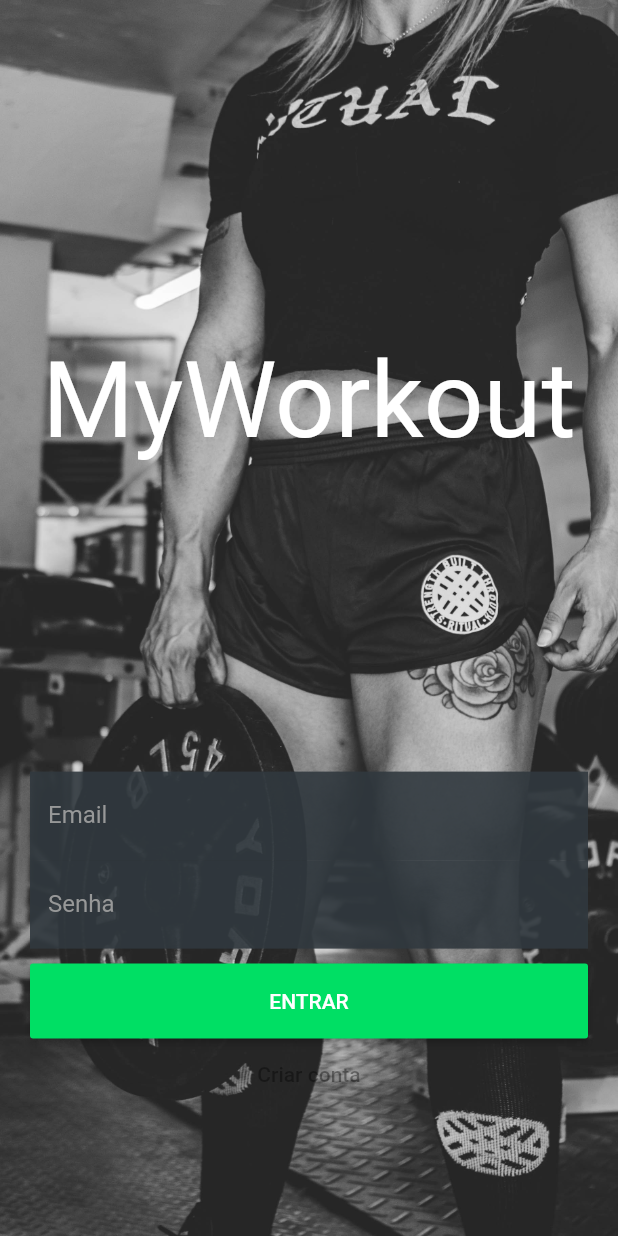
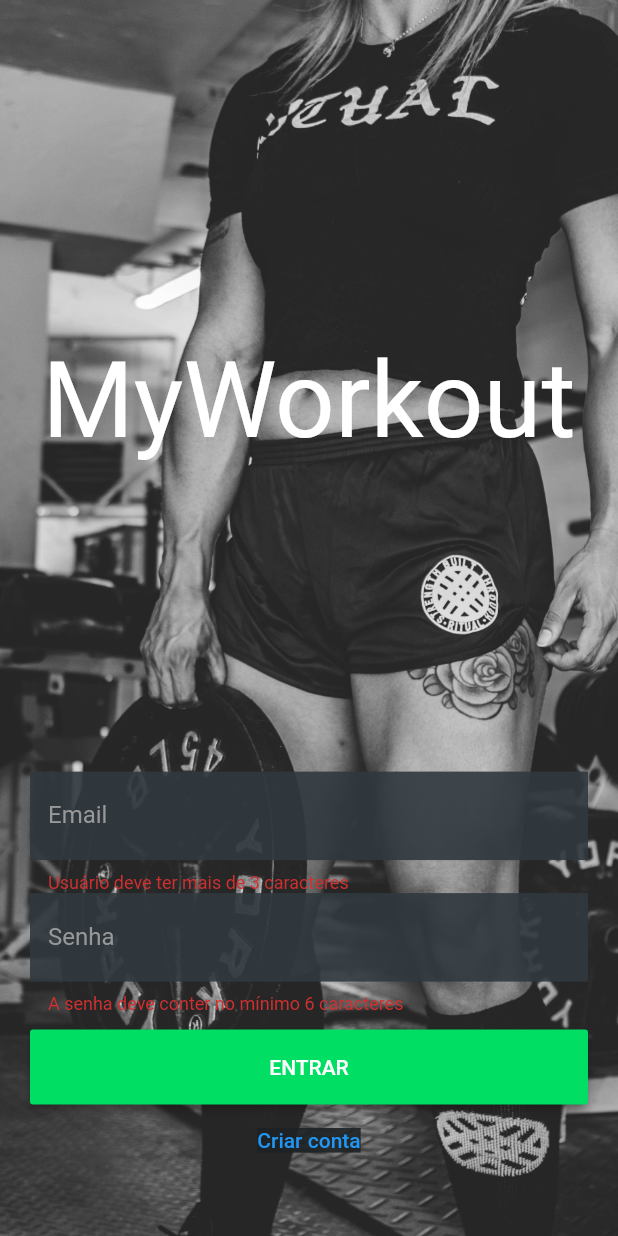
Before and after one commit to vitoralves/mwlab, a Flutter app: the screen it shows after launch, after a tap on "ENTRAR", on a phone screen of 412 x 824 dp. Run offline on Flutter 3.47's test engine with Material 2 defaults, Android fonts, the phone set to English and light mode, and no system bars; network calls fail.

Commit message:
app login

```diff
--- a/lib/main.dart
+++ b/lib/main.dart
@@ -1,7 +1,8 @@
 import 'package:flutter/material.dart';
-import 'package:my_workout/screens/login_screen.dart';
 import 'package:provider/provider.dart';
 
+import './providers/auth_provider.dart';
+import './screens/login_screen.dart';
 import './screens/home_screen.dart';
 
 import './providers/workout_provider.dart';
@@ -17,12 +18,18 @@ class MyApp extends StatelessWidget {
   Widget build(BuildContext context) {
     return MultiProvider(
       providers: [
-        Provider<WorkoutProvider>(
-          create: (_) => WorkoutProvider(),
+        ChangeNotifierProvider.value(value: AuthProvider()),
+        ChangeNotifierProxyProvider<AuthProvider, WorkoutProvider>(
+          create: (_) => WorkoutProvider('', ''),
+          update: (_, auth, workout) {
+            return WorkoutProvider(auth.token, auth.userId);
+          },
         ),
-        Provider<ExercisesProvider>(
-          create: (_) => ExercisesProvider(),
-        ),
+        ChangeNotifierProxyProvider<AuthProvider, ExercisesProvider>(
+            create: (_) => ExercisesProvider('', ''),
+            update: (_, auth, exercise) {
+              return ExercisesProvider(auth.token, auth.userId);
+            }),
       ],
       child: MaterialApp(
         title: 'My Workout',
@@ -59,7 +66,15 @@ class MyApp extends StatelessWidget {
           ),
         ),
         debugShowCheckedModeBanner: false,
-        home: LoginScreen(),
+        home: Consumer<AuthProvider>(
+          builder: (context, auth, _) {
+            if (auth.logedIn) {
+              return Home();
+            } else {
+              return LoginScreen();
+            }
+          },
+        ),
       ),
     );
   }
--- a/lib/providers/exercises_provider.dart
+++ b/lib/providers/exercises_provider.dart
@@ -5,6 +5,11 @@ import 'package:http/http.dart' as http;
 import '../models/exercise.dart';
 
 class ExercisesProvider with ChangeNotifier {
+  final String _token;
+  final String _userId;
+
+  ExercisesProvider(this._token, this._userId);
+
   final String url = 'https://mwlabdb.firebaseio.com/exercise';
   List<Exercise> exercises = [];
 
--- a/lib/providers/workout_provider.dart
+++ b/lib/providers/workout_provider.dart
@@ -6,8 +6,13 @@ import 'package:http/http.dart' as http;
 import '../models/Workout.dart';
 
 class WorkoutProvider with ChangeNotifier {
+  final String _token;
+  final String _userId;
+
   List<Workout> workouts = [];
   final url = 'https://mwlabdb.firebaseio.com/workout';
+
+  WorkoutProvider(this._token, this._userId);
 
   Future<void> add(Workout w) async {
     final response = await http.post(url + '.json',
--- a/lib/screens/login_screen.dart
+++ b/lib/screens/login_screen.dart
@@ -1,5 +1,7 @@
 import 'package:flutter/material.dart';
+import 'package:provider/provider.dart';
 
+import '../providers/auth_provider.dart';
 import '../utils/util.dart';
 
 class LoginScreen extends StatefulWidget {
@@ -8,16 +10,15 @@ class LoginScreen extends StatefulWidget {
 }
 
 class _LoginScreenState extends State<LoginScreen> {
-  @override
-  Widget build(BuildContext context) {
-    final _mediaQuery = MediaQuery.of(context);
   final _form = GlobalKey<FormState>();
   final _passwordFocus = FocusNode();
+  final _confirmPasswordFocus = FocusNode();
   final _util = Util();
-    final _user = {'email': '', 'password': ''};
+  final _user = {'email': '', 'password': '', 'confirmPassword': ''};
   bool _loading = false;
+  bool _login = true;
 
-    _save() {
+  _save() async {
     try {
       setState(() {
         _loading = true;
@@ -26,9 +27,34 @@ class _LoginScreenState extends State<LoginScreen> {
 
       if (valid) {
         _form.currentState.save();
+        if (_login) {
+          await Provider.of<AuthProvider>(context, listen: false).authenticate(
+              _user['email'], _user['password'], 'verifyPassword');
+        } else {
+          if (_user['password'] != _user['confirmPassword']) {
+            _showErrorDialog('As senhas devem ser iguais.');
+          } else {
+            await Provider.of<AuthProvider>(context, listen: false)
+                .authenticate(
+                    _user['email'], _user['password'], 'signupNewUser');
+          }
+        }
       }
     } catch (error) {
       print(error);
+      var errorMessage = 'Autenticação falhou';
+      if (error.toString().contains('EMAIL_EXISTS')) {
+        errorMessage = 'Email já cadastrado';
+      } else if (error.toString().contains('INVALID_EMAIL')) {
+        errorMessage = 'Email inválido';
+      } else if (error.toString().contains('WEAK_PASSWORD')) {
+        errorMessage = 'Senha muito fraca';
+      } else if (error.toString().contains('EMAIL_NOT_FOUND')) {
+        errorMessage = 'Email não encontrado';
+      } else if (error.toString().contains('INVALID_PASSWORD')) {
+        errorMessage = 'Senha inválida';
+      }
+      _showErrorDialog(errorMessage);
     } finally {
       setState(() {
         _loading = false;
@@ -36,6 +62,33 @@ class _LoginScreenState extends State<LoginScreen> {
     }
   }
 
+  void _showErrorDialog(String message) {
+    showDialog(
+      context: context,
+      builder: (ctx) => AlertDialog(
+        title: Text('Ocorreu uma falha'),
+        content: Text(message),
+        actions: <Widget>[
+          FlatButton(
+            child: Text('Ok'),
+            onPressed: () {
+              Navigator.of(ctx).pop();
+            },
+          )
+        ],
+      ),
+    );
+  }
+
+  _switchMode() {
+    setState(() {
+      _login = !_login;
+    });
+  }
+
+  @override
+  Widget build(BuildContext context) {
+    final _mediaQuery = MediaQuery.of(context);
     return Scaffold(
       body: Container(
         decoration: BoxDecoration(
@@ -45,13 +98,16 @@ class _LoginScreenState extends State<LoginScreen> {
           ),
         ),
         child: _loading
-            ? CircularProgressIndicator()
+            ? Center(
+                child: CircularProgressIndicator(),
+              )
             : Padding(
                 padding: const EdgeInsets.all(20),
                 child: Form(
                   key: _form,
                   child: ListView(
                     children: <Widget>[
+                      if (_login)
                         SizedBox(
                           height: _mediaQuery.size.height * 0.6,
                           child: Center(
@@ -62,6 +118,7 @@ class _LoginScreenState extends State<LoginScreen> {
                           ),
                         ),
                       TextFormField(
+                        initialValue: '',
                         onSaved: (value) {
                           _user['email'] = value;
                         },
@@ -76,22 +133,50 @@ class _LoginScreenState extends State<LoginScreen> {
                         textInputAction: TextInputAction.next,
                         decoration: _util.getDecoration(context, 'Email'),
                         cursorColor: Theme.of(context).accentColor,
+                        style: TextStyle(color: Colors.white),
                       ),
                       TextFormField(
                         onSaved: (value) {
                           _user['password'] = value;
                         },
                         validator: (value) {
-                          if (value.isEmpty || value.length < 4) {
-                            return 'A senha deve conter mais de 3 caracteres';
+                          if (value.isEmpty || value.length < 6) {
+                            return 'A senha deve conter no mínimo 6 caracteres';
+                          }
+                          return null;
+                        },
+                        onFieldSubmitted: (_) => FocusScope.of(context)
+                            .requestFocus(_confirmPasswordFocus),
+                        textInputAction: TextInputAction.send,
+                        focusNode: _passwordFocus,
+                        decoration: _util.getDecoration(context, 'Senha'),
+                        cursorColor: Theme.of(context).accentColor,
+                        style: TextStyle(
+                          color: Colors.white,
+                        ),
+                        obscureText: true,
+                      ),
+                      if (!_login)
+                        TextFormField(
+                          onSaved: (value) {
+                            _user['confirmPassword'] = value;
+                          },
+                          validator: (value) {
+                            if (value.isEmpty || value.length < 6) {
+                              return 'A senha deve conter no mínimo 6 caracteres';
                             }
                             return null;
                           },
                           onFieldSubmitted: (_) => _save(),
                           textInputAction: TextInputAction.send,
-                        focusNode: _passwordFocus,
-                        decoration: _util.getDecoration(context, 'Senha'),
+                          focusNode: _confirmPasswordFocus,
+                          decoration:
+                              _util.getDecoration(context, 'Confirmar Senha'),
                           cursorColor: Theme.of(context).accentColor,
+                          style: TextStyle(
+                            color: Colors.white,
+                          ),
+                          obscureText: true,
                         ),
                       SizedBox(
                         height: 10,
@@ -102,10 +187,20 @@ class _LoginScreenState extends State<LoginScreen> {
                         child: RaisedButton(
                           color: Theme.of(context).accentColor,
                           textColor: Colors.white,
-                            child: Text('ENTRAR'),
-                            onPressed: _save),
+                          child: Text(_login ? 'ENTRAR' : 'CADASTRAR'),
+                          onPressed: _save,
                         ),
-                      FlatButton(onPressed: null, child: Text('Criar conta')),
+                      ),
+                      FlatButton(
+                        onPressed: _switchMode,
+                        child: Text(
+                          _login ? 'Criar conta' : 'Entrar',
+                          style: TextStyle(
+                            color: Colors.blue,
+                            backgroundColor: Theme.of(context).backgroundColor,
+                          ),
+                        ),
+                      ),
                     ],
                   ),
                 ),
```
Also changed, not shown: lib/providers/auth_provider.dart (added, +45 -0 lines), lib/widgets/app_drawer.dart (+10 -0 lines), 3 other files. Lines whose indentation alone changed are shown as unchanged.
